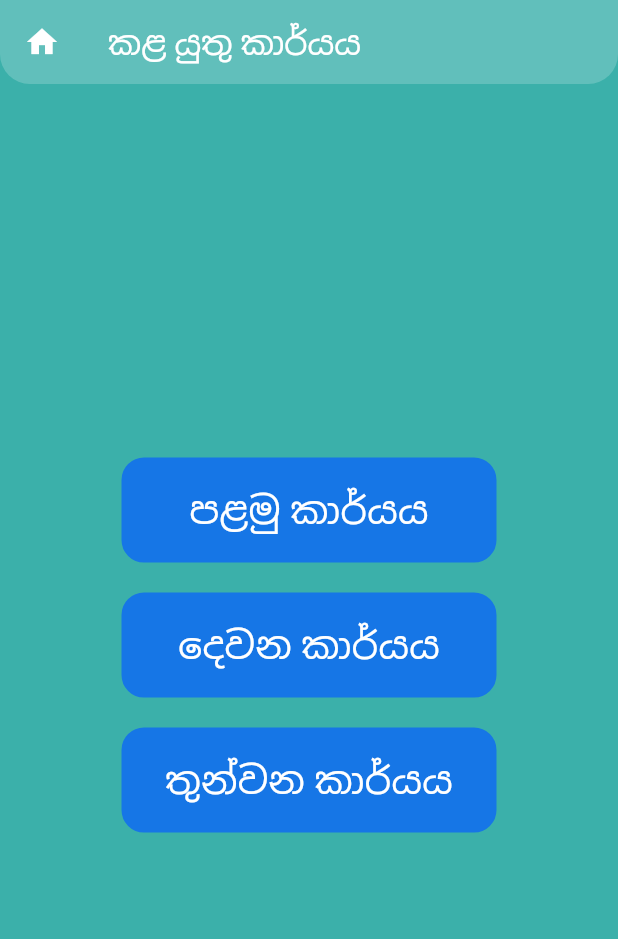
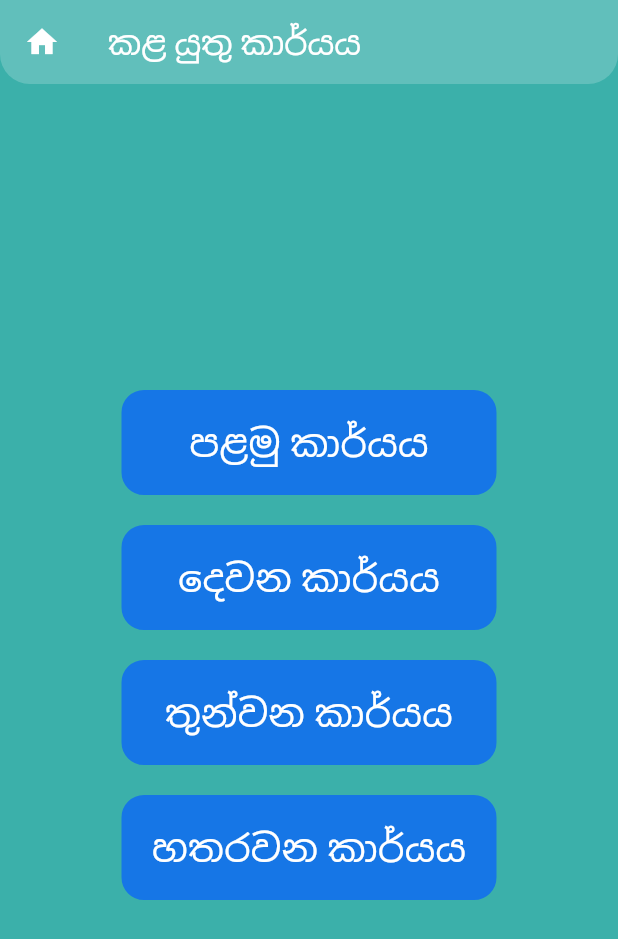
Before and after one commit to SulakshanaGeeth/ResearchFrontend, a Flutter app: the Comp1Step2 screen opened by its route, after a tap on the "home" icon, on a phone screen of 412 x 824 dp. Shown: the top 939 px of the screen. Run offline on Flutter 3.47's test engine with Material 2 defaults, Android fonts, the phone set to English and light mode, and no system bars; our stand-ins replace dio; missing offline and left inert: record; statements that could not run were skipped.

Commit message:
Initial commit

```diff
--- a/lib/main.dart
+++ b/lib/main.dart
@@ -8,6 +8,8 @@ import 'package:Autism/pages/Comp2/Comp2Page1.dart';
 import 'package:Autism/pages/Comp2/Comp2Page3.dart';
 import 'package:Autism/pages/Comp2/Comp2page2.dart';
 import 'package:Autism/pages/Comp3/Comp3Page1.dart';
+import 'package:Autism/pages/Comp3/Comp3Page2.dart';
+import 'package:Autism/pages/Comp3/Comp3Page3.dart';
 import 'package:Autism/pages/Comp3/Comp3Page4.dart';
 import 'package:Autism/pages/Home.dart';
 import 'package:Autism/pages/Results.dart';
@@ -34,123 +36,113 @@ class MyApp extends StatelessWidget {
         ),
         initialRoute: '/',
         routes: {
-        '/':(context)=>MyTemplate(
+          '/': (context) => MyTemplate(
                 title: 'Autism',
                 child: Welcome(),
                 bg: MyStyles.cPrimary,
                 appbar: false,
               ),
-        '/home':(context)=>MyTemplate(
+          '/home': (context) => MyTemplate(
                 title: 'කළ යුතු කාර්යය',
                 child: Home(),
-          bg:  MyStyles.cPrimary,
+                bg: MyStyles.cPrimary,
                 appbar: true,
               ),
-
-        '/Comp1Welcome':(context)=>MyTemplate(
+          '/Comp1Welcome': (context) => MyTemplate(
                 title: 'පළමු කාර්යය',
                 child: Comp1Welcome(),
-          bg:  MyStyles.cPrimary,
+                bg: MyStyles.cPrimary,
                 appbar: true,
               ),
-        '/Comp1Intro':(context)=>MyTemplate(
+          '/Comp1Intro': (context) => MyTemplate(
                 title: 'පළමු කාර්යය',
                 child: Comp1Intro(),
-          bg:  MyStyles.cPrimary,
+                bg: MyStyles.cPrimary,
                 appbar: true,
               ),
-        '/Comp1Step1First':(context)=>MyTemplate(
+          '/Comp1Step1First': (context) => MyTemplate(
                 title: 'පළමු කාර්යය',
                 child: Comp1Step1First(),
-          bg:  MyStyles.cPrimary,
+                bg: MyStyles.cPrimary,
                 appbar: true,
               ),
-        '/Comp1Step1Second':(context)=>MyTemplate(
+          '/Comp1Step1Second': (context) => MyTemplate(
                 title: 'පළමු කාර්යය',
                 child: Comp1Step1Second(),
-          bg:  MyStyles.cPrimary,
+                bg: MyStyles.cPrimary,
                 appbar: true,
               ),
-        '/Comp1Step1Third':(context)=>MyTemplate(
+          '/Comp1Step1Third': (context) => MyTemplate(
                 title: 'පළමු කාර්යය',
                 child: Comp1Step1Third(),
-          bg:  MyStyles.cPrimary,
+                bg: MyStyles.cPrimary,
                 appbar: true,
               ),
-
-        '/Comp1Step2':(context)=>MyTemplate(
+          '/Comp1Step2': (context) => MyTemplate(
                 title: 'පළමු කාර්යය',
                 child: Comp1Step2(),
-          bg:  MyStyles.cPrimary,
+                bg: MyStyles.cPrimary,
                 appbar: true,
               ),
-
-
-        '/Comp2Page1':(context)=>MyTemplate(
+          '/Comp2Page1': (context) => MyTemplate(
                 title: 'දෙවැනි කාර්යය',
                 child: Comp2Page1(),
-          bg:  MyStyles.cPrimary,
+                bg: MyStyles.cPrimary,
                 appbar: true,
               ),
-
-        '/Comp2Page2':(context)=>MyTemplate(
+          '/Comp2Page2': (context) => MyTemplate(
                 title: 'දෙවැනි කාර්යය',
                 child: Comp2Page2(),
-          bg:  MyStyles.cPrimary,
+                bg: MyStyles.cPrimary,
                 appbar: true,
               ),
-
-        '/Comp2Page3':(context)=>MyTemplate(
+          '/Comp2Page3': (context) => MyTemplate(
                 title: 'දෙවැනි කාර්යය',
                 child: Comp2Page3(),
-          bg:  MyStyles.cPrimary,
+                bg: MyStyles.cPrimary,
                 appbar: true,
               ),
-
-
-
-        '/Comp3Page1':(context)=>MyTemplate(
+          '/Comp3Page1': (context) => MyTemplate(
                 title: 'තුන්වන කාර්යය',
                 child: Comp3Page1(),
-          bg:  MyStyles.cPrimary,
+                bg: MyStyles.cPrimary,
                 appbar: true,
               ),
-        '/Comp3Page2':(context)=>MyTemplate(
+          '/Comp3Page2': (context) => MyTemplate(
                 title: 'තුන්වන කාර්යය',
-          child: Comp3Page1(),
-          bg:  MyStyles.cPrimary,
+                child: Comp3Page2(),
+                bg: MyStyles.cPrimary,
                 appbar: true,
               ),
-        '/Comp3Page3':(context)=>MyTemplate(
+          '/Comp3Page3': (context) => MyTemplate(
                 title: 'තුන්වන කාර්යය',
-          child: Comp3Page1(),
-          bg:  MyStyles.cPrimary,
+                child: Comp3Page3(),
+                bg: MyStyles.cPrimary,
                 appbar: true,
               ),
-        '/Comp3Page4':(context)=>MyTemplate(
+          '/Comp3Page4': (context) => MyTemplate(
                 title: 'තුන්වන කාර්යය',
                 child: Comp3Page4(),
-          bg:  MyStyles.cPrimary,
+                bg: MyStyles.cPrimary,
                 appbar: true,
               ),
-
-
-        '/Results':(context)=>MyTemplate(
+          '/Results': (context) => MyTemplate(
                 title: 'ප්‍රතීඵලය',
                 child: Results(),
-          bg:  MyStyles.cPrimary,
+                bg: MyStyles.cPrimary,
                 appbar: true,
               ),
-
-      }
-    );
+        });
   }
 }
 
-
-
 class MyTemplate extends StatefulWidget {
-  const MyTemplate({super.key, required this.title,required this.child,this.appbar=false,required this.bg});
+  const MyTemplate(
+      {super.key,
+      required this.title,
+      required this.child,
+      this.appbar = false,
+      required this.bg});
   final String title;
   final Widget child;
   final bool appbar;
@@ -163,30 +155,38 @@ class MyTemplate extends StatefulWidget {
 class _MyTemplateState extends State<MyTemplate> {
   @override
   Widget build(BuildContext context) {
+    void nextPage(String route) {
+      Navigator.pushNamedAndRemoveUntil(context, route, (r) => false,
+          arguments: {});
+    }
 
-  void nextPage(String route) {
-    Navigator.pushNamedAndRemoveUntil(context, route,(r) => false, arguments: {});
-  }
     return Scaffold(
       backgroundColor: widget.bg,
-      appBar:
-            widget.appbar ? AppBar(
+      appBar: widget.appbar
+          ? AppBar(
               shape: RoundedRectangleBorder(
                 borderRadius: BorderRadius.vertical(
                   bottom: Radius.circular(20),
                 ),
               ),
               backgroundColor: MyStyles.cAppbar,
-              title: Text(widget.title,style: TextStyle(color: MyStyles.cWhite),),
+              title: Text(
+                widget.title,
+                style: TextStyle(color: MyStyles.cWhite),
+              ),
               leading: GestureDetector(
-                  onTap: () { nextPage('/home');},
-                  child: Icon(Icons.home, color: MyStyles.cWhite,),
+                onTap: () {
+                  nextPage('/home');
+                },
+                child: Icon(
+                  Icons.home,
+                  color: MyStyles.cWhite,
                 ),
-
-                ):null,
+              ),
+            )
+          : null,
       body: Container(
-                decoration:
-                    BoxDecoration(
+        decoration: BoxDecoration(
           color: widget.bg,
         ),
         child: Center(
--- a/lib/pages/Home.dart
+++ b/lib/pages/Home.dart
@@ -12,20 +12,43 @@ class Home extends StatefulWidget {
 class _HomeState extends State<Home> {
   @override
   Widget build(BuildContext context) {
+    void nextPage(String route) {
+      Navigator.pushNamedAndRemoveUntil(context, route, (r) => false,
+          arguments: {});
+    }
 
-    void nextPage(String route) {
-      Navigator.pushNamedAndRemoveUntil(context, route,(r) => false, arguments: {});
-    }
     return Column(
-       children: [
-        ButtonXL(route: '/Comp1Welcome', title: 'පළමු කාර්යය', bg: MyStyles.cbtnPrimary),
-        SizedBox(height: 20,),
-        ButtonXL(route: '/Comp2Page1', title: 'දෙවන කාර්යය', bg: MyStyles.cbtnPrimary),
-        SizedBox(height: 20,),
-        ButtonXL(route: '/Comp3Page1', title: 'තුන්වන කාර්යය', bg: MyStyles.cbtnPrimary),
-        SizedBox(height: 20,),
+      children: [
+        ButtonXL(
+            route: '/Comp1Welcome',
+            title: 'පළමු කාර්යය',
+            bg: MyStyles.cbtnPrimary),
+        SizedBox(
+          height: 20,
+        ),
+        ButtonXL(
+            route: '/Comp2Page1',
+            title: 'දෙවන කාර්යය',
+            bg: MyStyles.cbtnPrimary),
+        SizedBox(
+          height: 20,
+        ),
+        ButtonXL(
+            route: '/Comp3Page1',
+            title: 'තුන්වන කාර්යය',
+            bg: MyStyles.cbtnPrimary),
+        SizedBox(
+          height: 20,
+        ),
+        ButtonXL(
+            route: '/Comp3Page1',
+            title: 'හතරවන කාර්යය',
+            bg: MyStyles.cbtnPrimary),
+        SizedBox(
+          height: 20,
+        ),
         //ButtonXL(route: '/home', title: 'හතරවන කාර්යය', bg: MyStyles.cbtnPrimary)
-       ],
+      ],
     );
   }
 }
```
Also changed, not shown: lib/Api.dart (+4 -4 lines), lib/pages/Comp1/Step1/Comp1Step1Third.dart (+35 -17 lines), lib/pages/Comp1/Step2/Comp1Step2.dart (+35 -20 lines), lib/pages/Comp2/Comp2Page3.dart (+44 -24 lines), lib/pages/Comp3/Comp3Page2.dart (+21 -9 lines), lib/pages/Comp3/Comp3Page4.dart (+45 -25 lines), lib/pages/Welcome.dart (+11 -9 lines), pubspec.lock, 1 other file. Lines whose indentation alone changed are shown as unchanged.
